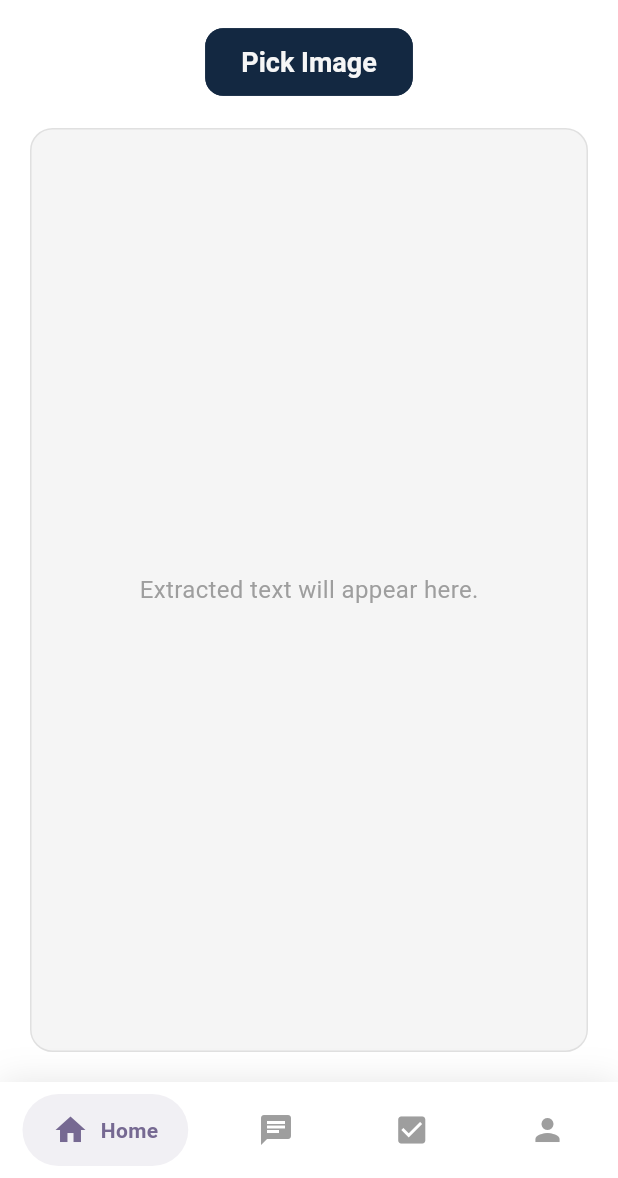
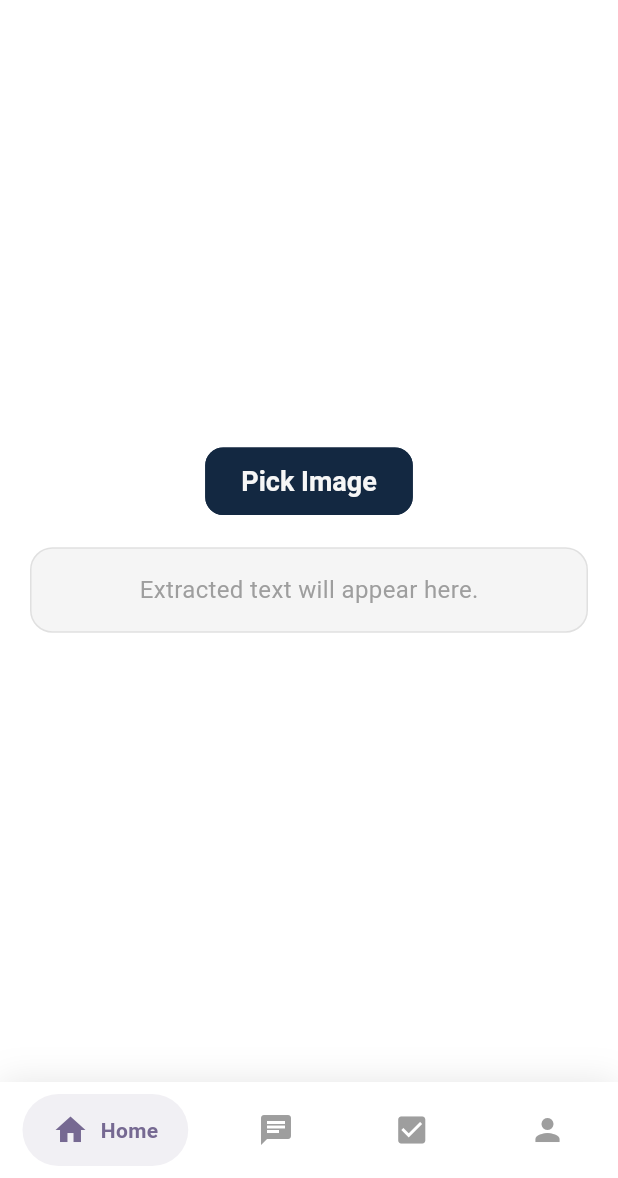
Before and after one commit to mohamedbarakat24/Study-Hub, a Flutter app: the HomeScreen screen opened directly, on a phone screen of 412 x 824 dp, the part 58-1236 px from its top. Run offline on Flutter 3.47's test engine with Material 3 defaults, Android fonts, the phone set to English and light mode, and no system bars; drawn by our look-alikes of google_nav_bar; our stand-ins replace animated_splash_screen, device_preview, font_awesome_flutter, get, get_storage, google_generative_ai and 4 more; missing offline and left inert: google_mlkit_text_recognition; accounts and stored records are empty; Roboto replaces fonts that are missing (Poppins).

Commit message:
fix firebase and chicking ocr by flutter

```diff
--- a/lib/view/Screens/OCR_screen/ocr_screen.dart
+++ b/lib/view/Screens/OCR_screen/ocr_screen.dart
@@ -1,4 +1,3 @@
-import 'dart:convert';
 import 'dart:io';
 import 'package:flutter/material.dart';
 import 'package:flutter/services.dart'; // For Clipboard support
@@ -73,7 +72,7 @@ class _OCRScreenState extends State<OCRScreen> {
     } catch (e) {
       print('Failed to recognize text: $e');
     } finally {
-      // Remember to close the text recognizer when you're done to release resources
+      //close the text recognizer when you're done to release resources
       textRecognizer.close();
     }
   }
@@ -83,7 +82,7 @@ class _OCRScreenState extends State<OCRScreen> {
     if (_extractedText.isNotEmpty) {
       Clipboard.setData(ClipboardData(text: _extractedText));
       ScaffoldMessenger.of(context).showSnackBar(
-        SnackBar(
+        const SnackBar(
           content: const Text('Text copied to clipboard!'),
           backgroundColor: MyColors.primary,
         ),
@@ -94,8 +93,8 @@ class _OCRScreenState extends State<OCRScreen> {
   @override
   Widget build(BuildContext context) {
     return Scaffold(
-
       body: Center(
+        child: SingleChildScrollView(
           child: Column(
             mainAxisAlignment: MainAxisAlignment.center,
             children: [
@@ -120,7 +119,8 @@ class _OCRScreenState extends State<OCRScreen> {
                   shape: RoundedRectangleBorder(
                     borderRadius: BorderRadius.circular(12),
                   ),
-                padding: const EdgeInsets.symmetric(horizontal: 24, vertical: 12),
+                  padding:
+                      const EdgeInsets.symmetric(horizontal: 24, vertical: 12),
                 ),
                 child: const Text(
                   'Pick Image',
@@ -130,8 +130,10 @@ class _OCRScreenState extends State<OCRScreen> {
               const SizedBox(height: 20),
 
               // Display the extracted text inside a scrollable container
-            Expanded(
-              child: Container(
+            //  Expanded(
+               // child:
+                Container(
+                 // height: 500,
                   padding: const EdgeInsets.all(16.0),
                   margin: const EdgeInsets.symmetric(horizontal: 20),
                   decoration: BoxDecoration(
@@ -146,15 +148,18 @@ class _OCRScreenState extends State<OCRScreen> {
                             style: TextStyle(fontSize: 16, color: Colors.grey),
                           ),
                         )
-                    : SingleChildScrollView(
-                  child: SelectableText(
+                      :// SingleChildScrollView(
+
+                         // child:
+                          SelectableText(
                             _extractedText,
-                    style: const TextStyle(fontSize: 16, color: Colors.black87),
+                            style: const TextStyle(
+                                fontSize: 16, color: Colors.black87),
                             textAlign: TextAlign.justify,
                           ),
                         ),
-              ),
-            ),
+               // ),
+             // ),
               const SizedBox(height: 20),
 
               // Copy to Clipboard button
@@ -168,10 +173,12 @@ class _OCRScreenState extends State<OCRScreen> {
                     shape: RoundedRectangleBorder(
                       borderRadius: BorderRadius.circular(12),
                     ),
-                  padding: const EdgeInsets.symmetric(horizontal: 24, vertical: 12),
+                    padding:
+                        const EdgeInsets.symmetric(horizontal: 24, vertical: 12),
                   ),
                 ),
             ],
+          ),
         ),
       ),
     );
@@ -185,7 +192,8 @@ class _OCRScreenState extends State<OCRScreen> {
         return AlertDialog(
           title: const Text(
             'Choose an Option',
-            style: TextStyle(color: MyColors.primary, fontWeight: FontWeight.bold),
+            style:
+                TextStyle(color: MyColors.primary, fontWeight: FontWeight.bold),
           ),
           content: Column(
             mainAxisSize: MainAxisSize.min,
--- a/lib/view/Screens/homescreen.dart
+++ b/lib/view/Screens/homescreen.dart
@@ -15,7 +15,7 @@ class _HomePageState extends State<HomeScreen> {
   static final List<Widget> _pages = <Widget>[
     const Center(child: OCRScreen()),
     const Center(child: ChatView()),
-    Center(child: Text("hhhh")),
+    const Center(child: Text("hhhh")),
     const Center(child: Text('Profile', style: TextStyle(fontSize: 24))),
   ];
 
```
Also changed, not shown: pubspec.lock, 1 other file. Lines whose indentation alone changed are shown as unchanged.
